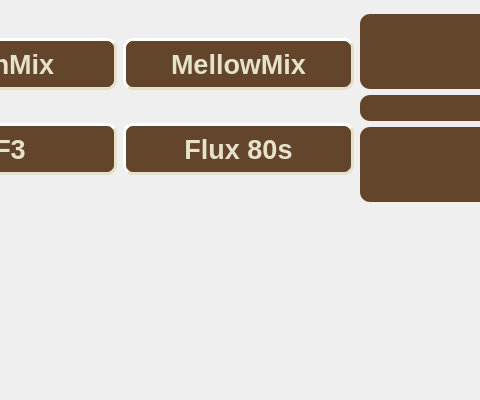
Qt form formsettings.ui (cilo72/raspi_clock) before a commit; both pictures show x 126 to 606 and y 0 to 400 of the 732 by 400 pixel window.
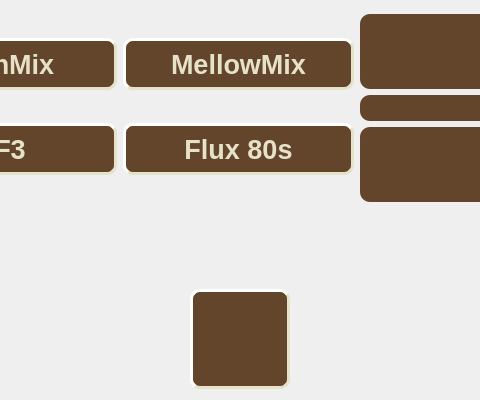
The same form after that commit. Icons and pictures are not drawn.

Diff of the .ui file:
```diff
--- a/formsettings.ui
+++ b/formsettings.ui
@@ -380,6 +380,50 @@
        </property>
       </widget>
      </item>
+     <item>
+      <spacer name="horizontalSpacer_2">
+       <property name="orientation">
+        <enum>Qt::Horizontal</enum>
+       </property>
+       <property name="sizeHint" stdset="0">
+        <size>
+         <width>40</width>
+         <height>20</height>
+        </size>
+       </property>
+      </spacer>
+     </item>
+     <item>
+      <widget class="QPushButton" name="pushButtonWlan">
+       <property name="minimumSize">
+        <size>
+         <width>100</width>
+         <height>100</height>
+        </size>
+       </property>
+       <property name="styleSheet">
+        <string notr="true">QPushButton {
+    background-color: rgb(99, 69, 44);
+    border-style: outset;
+    border-width: 3px;
+    border-radius: 10px;
+    border-color: rgb(230, 225, 201);
+    padding: 6px;
+	image: url(:/icons/icons/wlan.png);
+}
+
+QPushButton:pressed {
+    border-style: inset;
+	border-color: rgb(172, 147,98);
+
+	image: url(:/icons/icons/wlan.png);
+}</string>
+       </property>
+       <property name="text">
+        <string/>
+       </property>
+      </widget>
+     </item>
      <item>
       <spacer name="horizontalSpacer">
        <property name="orientation">
```
